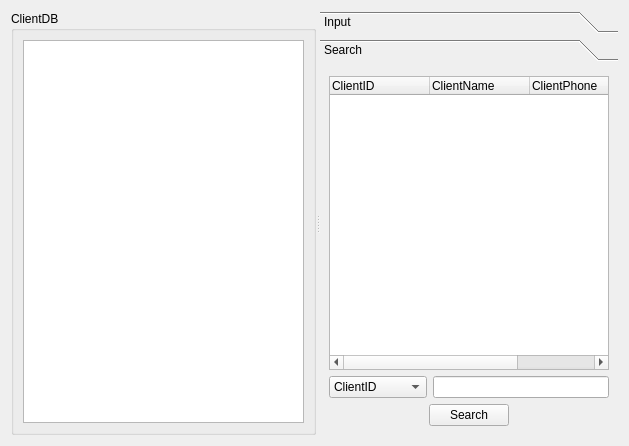
Before: the Qt Designer form clientmanager.ui in jaehyeonjeong/DataBaseQt, drawn with Qt 5.
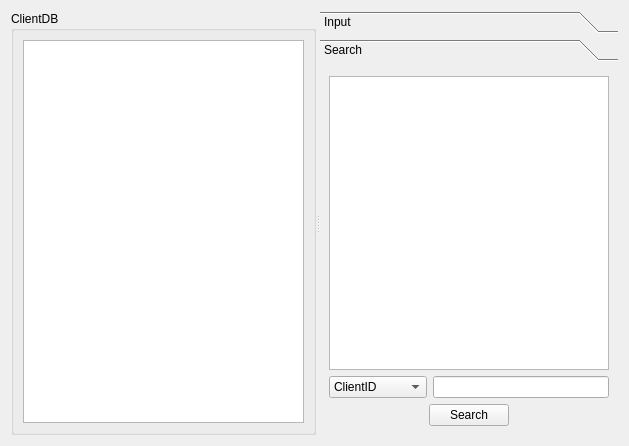
After: the same form once the commit is applied. The open tabs and pages were chosen to show the change.

The edit to the form file:
```diff
--- a/clientmanager.ui
+++ b/clientmanager.ui
@@ -178,7 +178,7 @@
         <rect>
          <x>0</x>
          <y>0</y>
-         <width>299</width>
+         <width>302</width>
          <height>386</height>
         </rect>
        </property>
@@ -187,27 +187,13 @@
        </attribute>
        <layout class="QVBoxLayout" name="verticalLayout_2">
         <item>
-         <widget class="QTreeWidget" name="ClientSearchTree">
-          <column>
-           <property name="text">
-            <string>ClientID</string>
-           </property>
-          </column>
-          <column>
-           <property name="text">
-            <string>ClientName</string>
-           </property>
-          </column>
-          <column>
-           <property name="text">
-            <string>ClientPhone</string>
-           </property>
-          </column>
-          <column>
-           <property name="text">
-            <string>ClientEmail</string>
-           </property>
-          </column>
+         <widget class="QTableView" name="searchTableView">
+          <attribute name="verticalHeaderVisible">
+           <bool>false</bool>
+          </attribute>
+          <attribute name="verticalHeaderShowSortIndicator" stdset="0">
+           <bool>false</bool>
+          </attribute>
          </widget>
         </item>
         <item>
```
Left out of the diff: 8 changed lines with no effect on the pictures.
